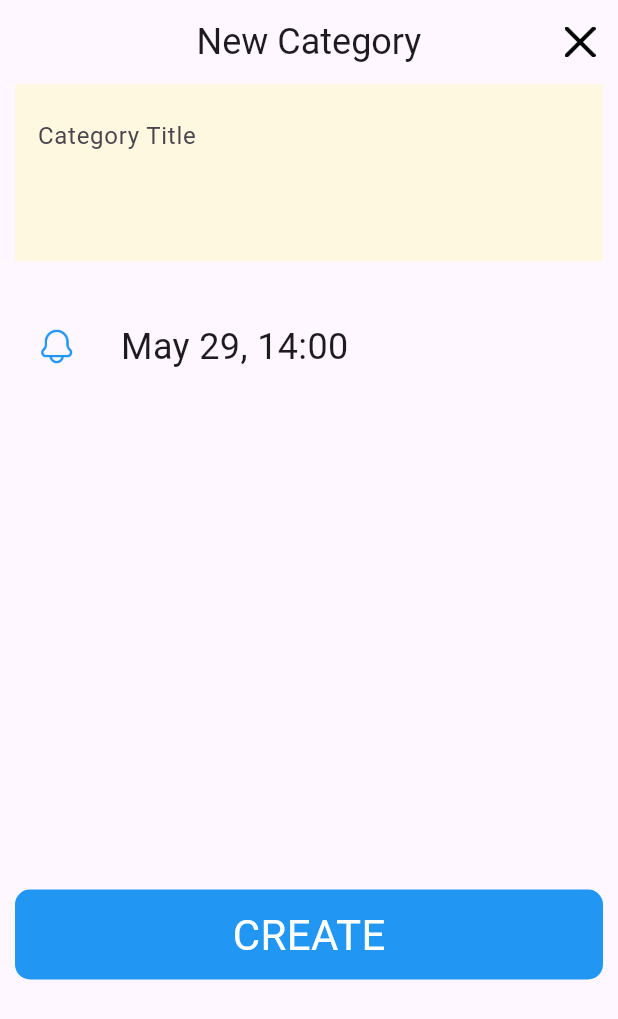
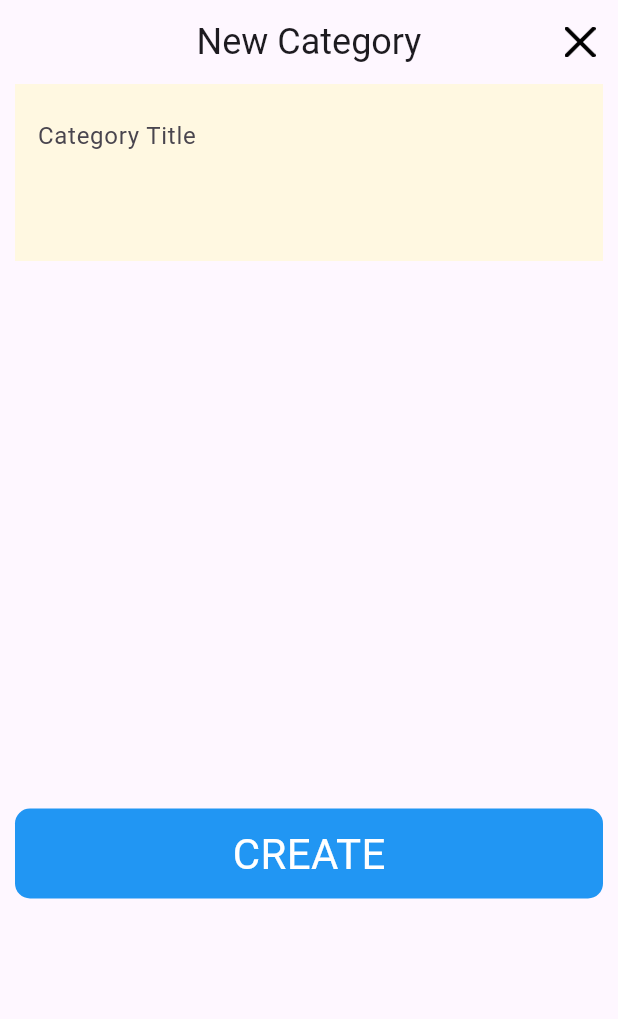
Before and after one commit to yas-sisodia/todo_with_category, a Flutter app: the screen it shows after launch, after a tap on the "add" icon, on a phone screen of 412 x 824 dp. Shown: the top 1019 px of the screen. Run offline on Flutter 3.47's test engine with Material 2 defaults, Android fonts, the phone set to English and light mode, and no system bars; our stand-ins replace sqflite; accounts and stored records are empty.

Commit message:
File and Folders Structure Arranged in a Good manner

```diff
--- a/lib/main.dart
+++ b/lib/main.dart
@@ -1,7 +1,7 @@
 import 'package:flutter/material.dart';
 import 'package:provider/provider.dart';
-import 'package:todo_app/home_page.dart';
-import 'package:todo_app/provider/create_task_provider.dart';
+import 'package:todo_app/screens/home_page.dart';
+import 'package:todo_app/controllers/create_task_provider.dart';
 
 void main() {
   WidgetsFlutterBinding.ensureInitialized();
--- a/lib/model/todo_model.dart
+++ b/lib/model/todo_model.dart
@@ -3,12 +3,12 @@ import 'dart:convert';
 // ignore_for_file: public_member_api_docs, sort_constructors_first
 class TodoModel {
   int? id;
-  // String? title;
+  String? time;
   String? description;
   int? categoryId;
   TodoModel({
     this.id,
-    // this.title,
+    this.time,
     this.description,
     this.categoryId,
   });
@@ -18,15 +18,16 @@ class Category {
   int? id;
   String? title;
   String? imageUrl;
+  String? time;
   int count = 0;
   List<TodoModel>? todos;
-  Category({
-    this.id,
-    this.title,
-    this.imageUrl,
-    this.todos,
-    this.count = 0,
-  });
+  Category(
+      {this.id,
+      this.title,
+      this.imageUrl,
+      this.todos,
+      this.count = 0,
+      this.time});
 
   // Map<String, dynamic> toMap() {
   //   return <String, dynamic>{
@@ -42,7 +43,8 @@ class Category {
         id: map['id'],
         title: map['title'],
         imageUrl: map['imageUrl'],
-        count: map['count']
+        count: map['count'],
+        time: map['time']
         // todos: map['todos'] != null ? List<TodoModel>.from((map['todos'] as List<int>).map<TodoModel?>((x) => TodoModel.fromMap(x as Map<String,dynamic>),),) : null,
         );
   }
--- a/lib/create_category_page.dart
+++ b/lib/screens/create_category_page.dart
@@ -2,12 +2,13 @@ import 'package:flutter/foundation.dart';
 import 'package:flutter/material.dart';
 import 'package:provider/provider.dart';
 import 'package:todo_app/model/todo_model.dart' as todo;
-import 'package:todo_app/provider/create_task_provider.dart';
+import 'package:todo_app/controllers/create_task_provider.dart';
 
 class CreateCategoryPage extends StatelessWidget {
   CreateCategoryPage({super.key});
 
   final TextEditingController editingController = TextEditingController();
+  DateTime time = DateTime.now();
 
   @override
   Widget build(BuildContext context) {
@@ -61,27 +62,27 @@ class CreateCategoryPage extends StatelessWidget {
                   padding: const EdgeInsets.only(left: 15),
                   child: Column(
                     children: [
-                      Row(
-                        // mainAxisAlignment: MainAxisAlignment.spaceEvenly,
-                        children: [
-                          Image.asset(
-                            "assets/notification.png",
-                            scale: 20,
-                            color: Colors.blue,
-                          ),
-                          const SizedBox(
-                            width: 30,
-                          ),
-                          const Text(
-                            "May 29, 14:00",
-                            style: TextStyle(fontSize: 24),
-                          ),
-                          // TextFormField()
-                        ],
-                      ),
-                      const SizedBox(
-                        height: 20,
-                      ),
+                      // Row(
+                      //   // mainAxisAlignment: MainAxisAlignment.spaceEvenly,
+                      //   children: [
+                      //     Image.asset(
+                      //       "assets/notification.png",
+                      //       scale: 20,
+                      //       color: Colors.blue,
+                      //     ),
+                      //     const SizedBox(
+                      //       width: 30,
+                      //     ),
+                      //     const Text(
+                      //       "May 29, 14:00",
+                      //       style: TextStyle(fontSize: 24),
+                      //     ),
+                      //     // TextFormField()
+                      //   ],
+                      // ),
+                      // const SizedBox(
+                      //   height: 20,
+                      // ),
                       // Row(
                       //   // mainAxisAlignment: MainAxisAlignment.spaceEvenly,
                       //   children: [
@@ -130,7 +131,7 @@ class CreateCategoryPage extends StatelessWidget {
                   onTap: () {
                     var categoryName =
                         editingController.text.toLowerCase().trim();
-
+                    print(time);
                     String? path;
                     if (categoryName.isNotEmpty) {
                       if (categoryName == "work") {
@@ -144,8 +145,10 @@ class CreateCategoryPage extends StatelessWidget {
                       } else {
                         path = "assets/all.png";
                       }
-                      var toInsertCategory =
-                          todo.Category(title: categoryName, imageUrl: path);
+                      var toInsertCategory = todo.Category(
+                          title: categoryName,
+                          imageUrl: path,
+                          time: time.toString());
                       context
                           .read<CreateTaskProvider>()
                           .createCategory(toInsertCategory, context);
--- a/lib/service/todo_database_service.dart
+++ b/lib/service/todo_database_service.dart
@@ -21,10 +21,10 @@ class TodoDatabaseService {
       join(await getDatabasesPath(), 'todos_with_category.db'),
       onCreate: (db, version) {
         db.execute(
-          'CREATE TABLE category(id INTEGER  PRIMARY KEY AUTOINCREMENT , title TEXT,  imageUrl TEXT)',
+          'CREATE TABLE category(id INTEGER  PRIMARY KEY AUTOINCREMENT , title TEXT,  imageUrl TEXT, time TEXT)',
         );
         db.execute(
-            'CREATE TABLE tasks(id INTEGER  PRIMARY KEY AUTOINCREMENT , title TEXT,  description TEXT, category_id INTEGER, FOREIGN KEY (category_id) REFERENCES category(id))');
+            'CREATE TABLE tasks(id INTEGER  PRIMARY KEY AUTOINCREMENT , title TEXT,  description TEXT, category_id INTEGER,time TEXT, FOREIGN KEY (category_id) REFERENCES category(id))');
       },
       version: 2,
     );
@@ -34,13 +34,13 @@ class TodoDatabaseService {
     final db = await database;
     await db.rawInsert(
         // 'INSERT INTO tasks(title, description,category_id) VALUES("${todoModel.title}", "${todoModel.description}", "${todoModel.categoryId}")');
-        'INSERT INTO tasks(description,category_id) VALUES("${todoModel.description}", "${todoModel.categoryId}")');
+        'INSERT INTO tasks(description,category_id, time) VALUES("${todoModel.description}", "${todoModel.categoryId}", "${todoModel.time}")');
   }
 
   Future<void> insertCategory(Category category) async {
     final db = await database;
     await db.rawInsert(
-        'INSERT INTO category(title, imageUrl) VALUES("${category.title}", "${category.imageUrl}")');
+        'INSERT INTO category(title, imageUrl, time) VALUES("${category.title}", "${category.imageUrl}", "${category.time}")');
   }
 
   Future<List<Category>> getAllCategories() async {
@@ -79,6 +79,7 @@ class TodoDatabaseService {
         // title: row['title'],
         description: row['description'],
         categoryId: row['category_id'],
+        time: row['time']
       );
       todos.add(todo);
       log(todos.length.toString());
```
Also changed, not shown: lib/screens/create_task_page.dart (renamed from lib/create_task_page.dart, +5 -2 lines), lib/screens/home_page.dart (renamed from lib/home_page.dart, +6 -5 lines), lib/screens/task_details_page.dart (renamed from lib/task_details_page.dart, +27 -10 lines), lib/utils/reuse.dart (added, +18 -0 lines), lib/controllers/create_task_provider.dart (renamed from lib/provider/create_task_provider.dart), lib/utils/custom_widget.dart (renamed from lib/widgets/custom_widget.dart).
